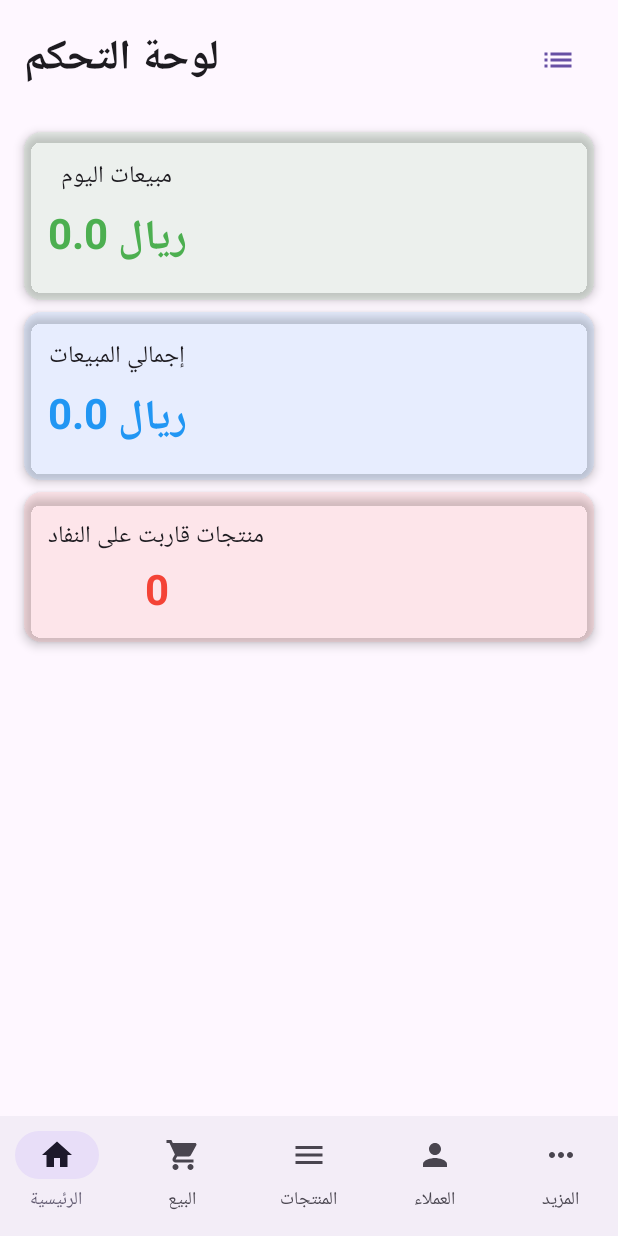
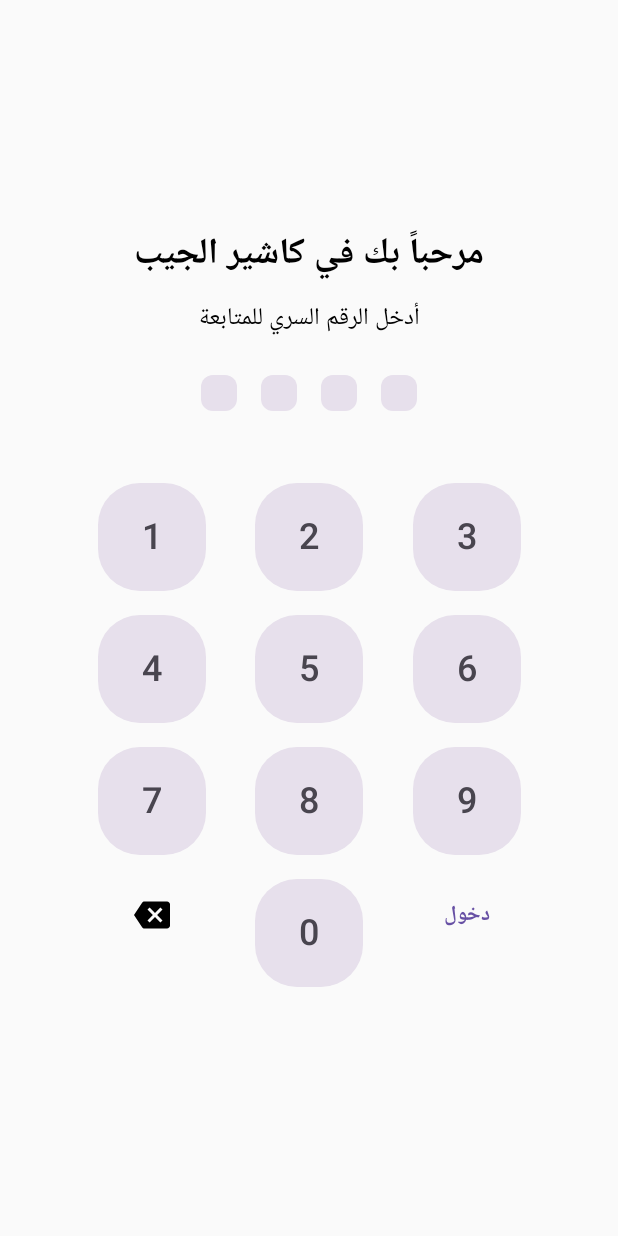
Before and after one commit to bb3174472-cloud/PocketCashier, an Android app built with Jetpack Compose: the screen it shows after launch (MainActivity), on a phone screen of 412 x 824 dp. Run offline under Robolectric (Android 15) with nearby library versions, the phone set to English and light mode, and no system bars; our stand-ins replace Room's generated code.

Commit message:
Final Mega Batch: PIN Lock, Invoice Sharing, and Final Touches

```diff
--- a/app/build.gradle.kts
+++ b/app/build.gradle.kts
@@ -41,7 +41,6 @@ dependencies {
     implementation("androidx.room:room-ktx:2.6.1")
     kapt("androidx.room:room-compiler:2.6.1")
 
-    // CameraX & ML Kit للباركود
     val cameraxVersion = "1.3.1"
     implementation("androidx.camera:camera-camera2:$cameraxVersion")
     implementation("androidx.camera:camera-lifecycle:$cameraxVersion")
--- /dev/null
+++ b/app/src/main/java/com/pocketcashier/screens/LoginScreen.kt
@@ -0,0 +1,104 @@
+package com.pocketcashier.screens
+
+import android.content.Context
+import androidx.compose.foundation.layout.*
+import androidx.compose.material.icons.Icons
+import androidx.compose.material.icons.filled.Backspace
+import androidx.compose.material3.*
+import androidx.compose.runtime.*
+import androidx.compose.ui.Alignment
+import androidx.compose.ui.Modifier
+import androidx.compose.ui.platform.LocalContext
+import androidx.compose.ui.text.font.FontWeight
+import androidx.compose.ui.text.style.TextAlign
+import androidx.compose.ui.unit.dp
+import androidx.compose.ui.unit.sp
+
+@Composable
+fun LoginScreen(onLoginSuccess: () -> Unit) {
+    val context = LocalContext.current
+    val prefs = context.getSharedPreferences("app_prefs", Context.MODE_PRIVATE)
+
+    // الرقم السري الافتراضي هو 1234 (إذا لم يقم المستخدم بتغييره لاحقاً)
+    val savedPin = prefs.getString("app_pin", "1234") ?: "1234"
+
+    var enteredPin by remember { mutableStateOf("") }
+    var errorMessage by remember { mutableStateOf("") }
+
+    Column(
+        modifier = Modifier.fillMaxSize().padding(32.dp),
+        horizontalAlignment = Alignment.CenterHorizontally,
+        verticalArrangement = Arrangement.Center
+    ) {
+        Text("مرحباً بك في كاشير الجيب", fontSize = 24.sp, fontWeight = FontWeight.Bold)
+        Spacer(modifier = Modifier.height(8.dp))
+        Text("أدخل الرقم السري للمتابعة", fontSize = 16.sp)
+        Spacer(modifier = Modifier.height(24.dp))
+
+        // عرض النقاط التي يتم إدخالها
+        Row(horizontalArrangement = Arrangement.spacedBy(16.dp)) {
+            repeat(4) { index ->
+                val isFilled = index < enteredPin.length
+                Surface(
+                    shape = MaterialTheme.shapes.small,
+                    color = if (isFilled) MaterialTheme.colorScheme.primary else MaterialTheme.colorScheme.surfaceVariant,
+                    modifier = Modifier.size(24.dp)
+                ) {}
+            }
+        }
+
+        Spacer(modifier = Modifier.height(16.dp))
+        if (errorMessage.isNotEmpty()) {
+            Text(errorMessage, color = MaterialTheme.colorScheme.error, textAlign = TextAlign.Center)
+        }
+        Spacer(modifier = Modifier.height(32.dp))
+
+        // لوحة الأرقام
+        val buttons = listOf(
+            listOf("1", "2", "3"),
+            listOf("4", "5", "6"),
+            listOf("7", "8", "9"),
+            listOf("C", "0", "OK")
+        )
+
+        buttons.forEach { row ->
+            Row(
+                modifier = Modifier.fillMaxWidth(),
+                horizontalArrangement = Arrangement.SpaceEvenly
+            ) {
+                row.forEach { label ->
+                    if (label == "OK") {
+                        IconButton(onClick = {
+                            if (enteredPin == savedPin) {
+                                onLoginSuccess()
+                            } else {
+                                errorMessage = "الرقم السري غير صحيح"
+                                enteredPin = ""
+                            }
+                        }) { Text("دخول", color = MaterialTheme.colorScheme.primary, fontWeight = FontWeight.Bold) }
+                    } else if (label == "C") {
+                        IconButton(onClick = {
+                            if (enteredPin.isNotEmpty()) enteredPin = enteredPin.dropLast(1)
+                            errorMessage = ""
+                        }) { Icon(Icons.Default.Backspace, contentDescription = "مسح") }
+                    } else {
+                        Button(
+                            onClick = {
+                                if (enteredPin.length < 4) {
+                                    enteredPin += label
+                                    errorMessage = ""
+                                }
+                            },
+                            modifier = Modifier.size(72.dp),
+                            shape = MaterialTheme.shapes.extraLarge,
+                            colors = ButtonDefaults.buttonColors(containerColor = MaterialTheme.colorScheme.surfaceVariant, contentColor = MaterialTheme.colorScheme.onSurfaceVariant)
+                        ) {
+                            Text(label, fontSize = 24.sp)
+                        }
+                    }
+                }
+            }
+            Spacer(modifier = Modifier.height(16.dp))
+        }
+    }
+}
```
Also changed, not shown: app/src/main/java/com/pocketcashier/MainActivity.kt (+17 -25 lines), app/src/main/java/com/pocketcashier/screens/SalesHistoryScreen.kt (+40 -17 lines).
